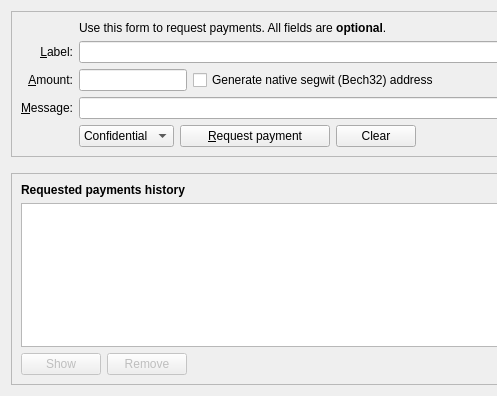
Before: the Qt Designer form src/qt/forms/receivecoinsdialog.ui in Bitcoin-Confidential/BitcoinC-Core, drawn with Qt 5; both pictures show x 0 to 497 and y 0 to 396 of the 776 by 396 pixel window.
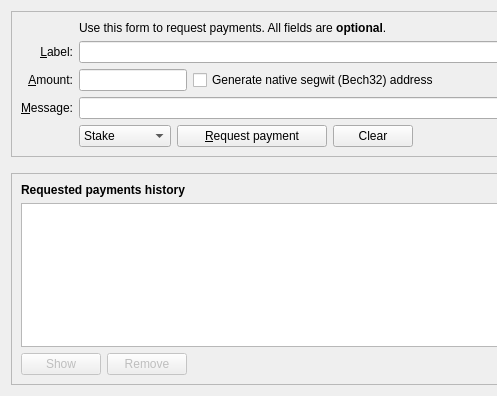
After: the same form once the commit is applied. Icons and pictures are not drawn. Custom widgets are drawn as their Qt base class.

Patch:
```diff
--- a/src/qt/forms/receivecoinsdialog.ui
+++ b/src/qt/forms/receivecoinsdialog.ui
@@ -111,11 +111,6 @@
             <property name="locale">
              <locale language="English" country="UnitedKingdom"/>
             </property>
-            <item>
-             <property name="text">
-              <string>Confidential</string>
-             </property>
-            </item>
             <item>
              <property name="text">
               <string>Stake</string>
```
Left out of the diff: 6 changed lines with no effect on the pictures.
